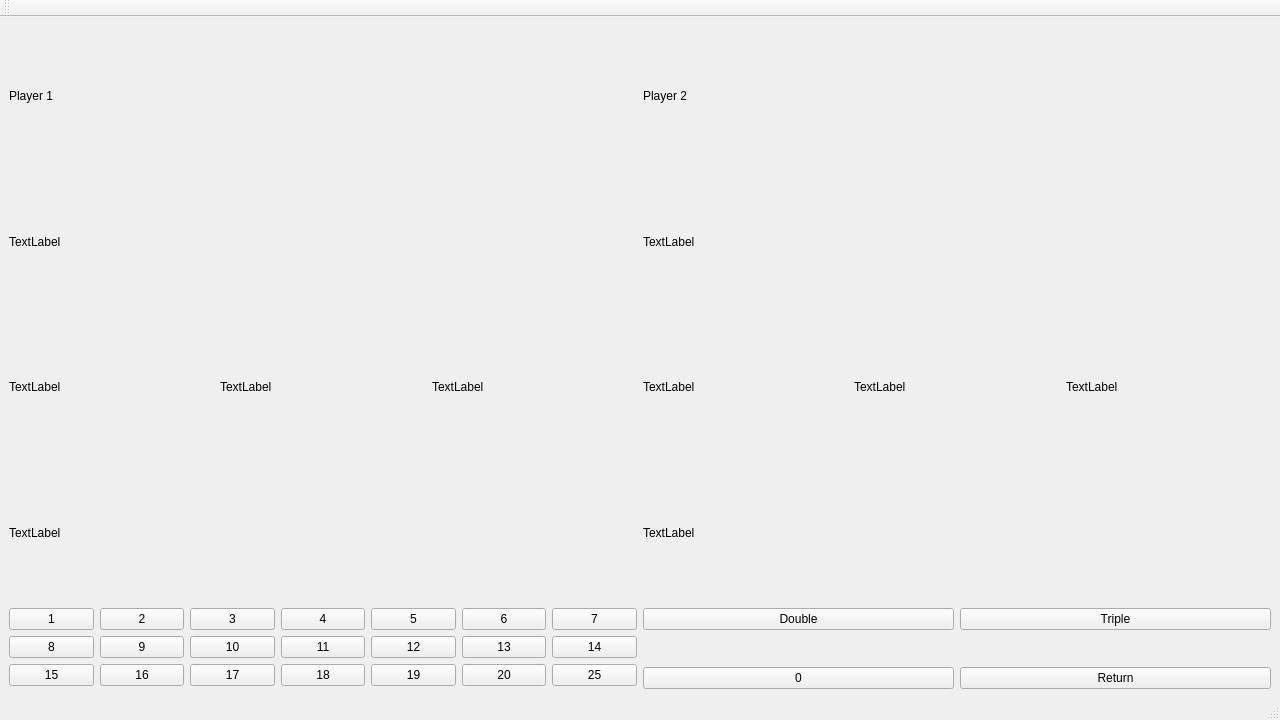
Before: the Qt Designer form darts-counter/mainwindow.ui in NoahWissler/darts-counter, drawn with Qt 5.
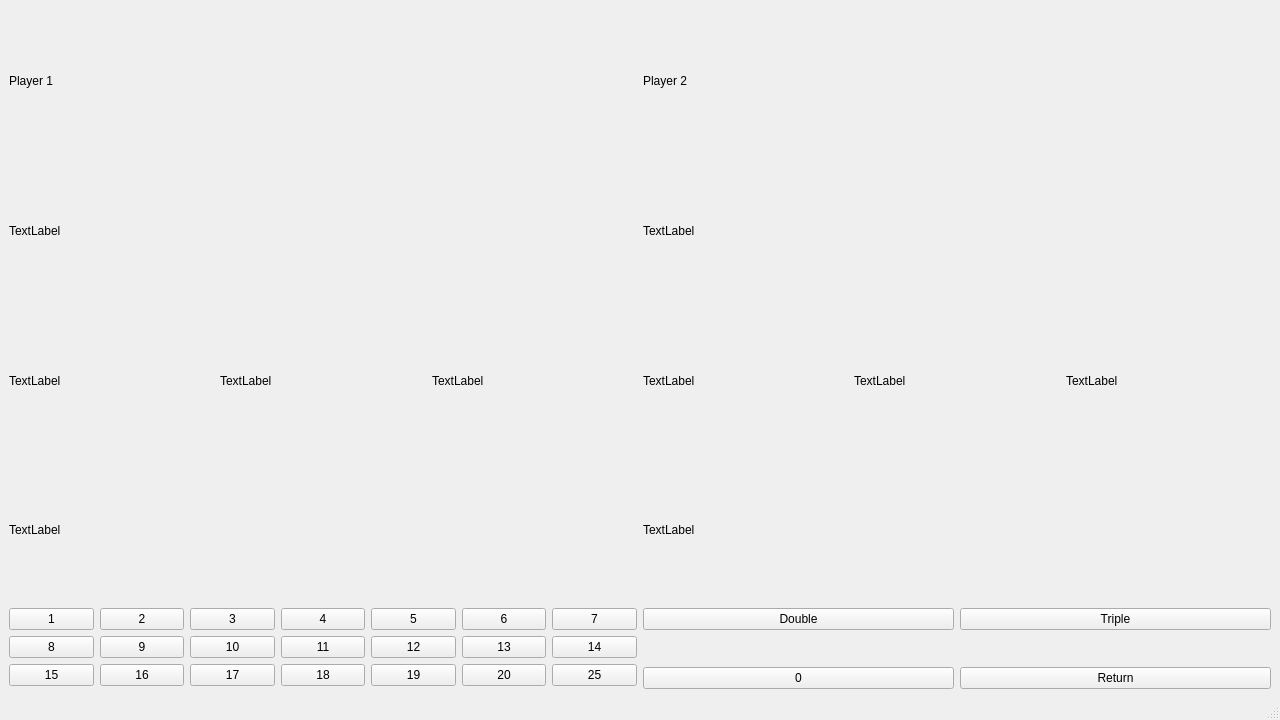
After: the same form once the commit is applied.

Commit message: TCPP-012 Icons/Window Title DLLs automatically when building Release

What changed in the file:
```diff
--- a/darts-counter/mainwindow.ui
+++ b/darts-counter/mainwindow.ui
@@ -340,17 +340,6 @@
    </property>
   </widget>
   <widget class="QStatusBar" name="statusbar"/>
-  <widget class="QToolBar" name="toolBar">
-   <property name="windowTitle">
-    <string>toolBar</string>
-   </property>
-   <attribute name="toolBarArea">
-    <enum>TopToolBarArea</enum>
-   </attribute>
-   <attribute name="toolBarBreak">
-    <bool>false</bool>
-   </attribute>
-  </widget>
  </widget>
  <resources/>
  <connections/>
```
The commit also changes 5 other files.
